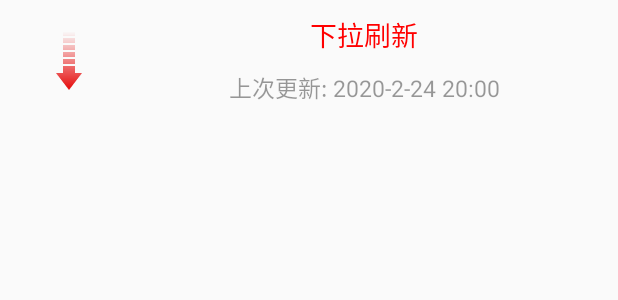
After one commit to Jackqgm/BeijingNews, an Android app: the layout refresh_header.xml on its own in the app's theme, with its tools: preview values and no code run, on a phone screen of 412 x 824 dp. The commit adds this screen. Shown: the top 300 px of the screen. Run offline under Robolectric (Android 15) with nearby library versions, the phone set to English and light mode, and no system bars.

Commit message:
new 20/2/5  20:07
代码敲到PulltoRefresh

```diff
--- a/app/src/main/java/com/atguigu/beijingnews/view/NoScrollViewPager.java
+++ b/app/src/main/java/com/atguigu/beijingnews/view/NoScrollViewPager.java
@@ -28,4 +28,9 @@ public class NoScrollViewPager extends ViewPager{
     public boolean onTouchEvent(MotionEvent ev) {
         return true;
     }
+
+    @Override
+    public boolean onInterceptTouchEvent(MotionEvent ev) {
+        return false;
+    }
 }
--- /dev/null
+++ b/app/src/main/res/drawable/custom_progressbar.xml
@@ -0,0 +1,19 @@
+<?xml version="1.0" encoding="utf-8"?>
+<rotate xmlns:android="http://schemas.android.com/apk/res/android"
+    android:fromDegrees="0"
+    android:pivotX="50%"
+    android:pivotY="50%"
+    android:toDegrees="360">
+
+    <shape
+        android:innerRadiusRatio="2.5"
+        android:shape="ring"
+        android:thicknessRatio="15"
+        android:useLevel="false">
+        <gradient
+            android:centerColor="#88ff0000"
+            android:endColor="#fff"
+            android:startColor="#f00"
+            android:type="sweep" />
+    </shape>
+</rotate>
--- a/app/src/main/res/layout/item_tabdetail_pager.xml
+++ b/app/src/main/res/layout/item_tabdetail_pager.xml
@@ -20,9 +20,9 @@
         <LinearLayout
             android:layout_width="wrap_content"
             android:layout_height="wrap_content"
+            android:layout_alignTop="@id/iv_icon"
             android:layout_centerVertical="true"
             android:layout_marginLeft="8dp"
-            android:layout_alignTop="@id/iv_icon"
             android:layout_toRightOf="@id/iv_icon"
             android:orientation="vertical">
 
--- /dev/null
+++ b/app/src/main/res/layout/refresh_header.xml
@@ -0,0 +1,62 @@
+<?xml version="1.0" encoding="utf-8"?>
+<LinearLayout xmlns:android="http://schemas.android.com/apk/res/android"
+    android:layout_width="match_parent"
+    android:layout_height="wrap_content"
+    android:orientation="vertical">
+
+    <LinearLayout
+        android:id="@+id/ll_pull_down_refresh"
+        android:layout_width="match_parent"
+        android:layout_height="wrap_content"
+        android:orientation="horizontal"
+        android:padding="6dp">
+
+        <FrameLayout
+            android:layout_width="wrap_content"
+            android:layout_height="wrap_content"
+            android:layout_marginLeft="6dp"
+            android:padding="10dp"
+            android:layout_gravity="center">
+
+            <ImageView
+                android:id="@+id/iv_arrow"
+                android:layout_width="wrap_content"
+                android:layout_height="wrap_content"
+                android:layout_gravity="center"
+                android:src="@drawable/common_listview_headview_red_arrow" />
+
+            <ProgressBar
+                android:id="@+id/pb_status"
+                android:visibility="invisible"
+                android:layout_width="wrap_content"
+                android:layout_height="wrap_content"
+                android:indeterminateDrawable="@drawable/custom_progressbar" />
+        </FrameLayout>
+
+        <LinearLayout
+            android:layout_width="match_parent"
+            android:layout_height="wrap_content"
+            android:layout_gravity="center_vertical"
+            android:orientation="vertical">
+
+            <TextView
+                android:id="@+id/tv_status"
+                android:layout_width="match_parent"
+                android:layout_height="wrap_content"
+                android:gravity="center_horizontal"
+                android:text="下拉刷新"
+                android:textColor="#f00"
+                android:textSize="18sp" />
+
+            <TextView
+                android:id="@+id/tv_time"
+                android:layout_width="match_parent"
+                android:layout_height="wrap_content"
+                android:layout_marginTop="10dp"
+                android:gravity="center_horizontal"
+                android:text="上次更新: 2020-2-24 20:00"
+                android:textColor="#6000"
+                android:textSize="15sp" />
+        </LinearLayout>
+    </LinearLayout>
+</LinearLayout>
--- a/app/src/main/res/layout/tabdetail_pager.xml
+++ b/app/src/main/res/layout/tabdetail_pager.xml
@@ -4,7 +4,7 @@
     android:layout_height="match_parent"
     android:orientation="vertical">
 
-    <ListView
+    <com.atguigu.beijingnews.view.RefreshListView
         android:id="@+id/listview"
         android:layout_width="match_parent"
         android:layout_height="match_parent"
--- a/app/src/main/res/layout/topnews.xml
+++ b/app/src/main/res/layout/topnews.xml
@@ -1,12 +1,12 @@
 <?xml version="1.0" encoding="utf-8"?>
 <RelativeLayout xmlns:android="http://schemas.android.com/apk/res/android"
     android:layout_width="match_parent"
-    android:layout_height="200dp">
+    android:layout_height="205dp">
 
-    <android.support.v4.view.ViewPager
+    <com.atguigu.beijingnews.view.HorizontalScrollViewPager
         android:id="@+id/viewpager"
         android:layout_width="match_parent"
-        android:layout_height="200dp" />
+        android:layout_height="205dp" />
 
     <RelativeLayout
         android:layout_width="match_parent"
```
Also changed, not shown: app/src/main/java/com/atguigu/beijingnews/menudetailpager/tabdetailpager/TabDetailPager.java (+110 -18 lines), app/src/main/java/com/atguigu/beijingnews/view/HorizontalScrollViewPager.java (added, +72 -0 lines), app/src/main/java/com/atguigu/beijingnews/view/RefreshListView.java (added, +316 -0 lines), app/src/main/res/layout/refresh_footer.xml (added, +23 -0 lines), app/src/main/res/drawable-hdpi/common_listview_headview_red_arrow.png (added), app/src/main/res/drawable-hdpi/xsearch_loading.png (added).
